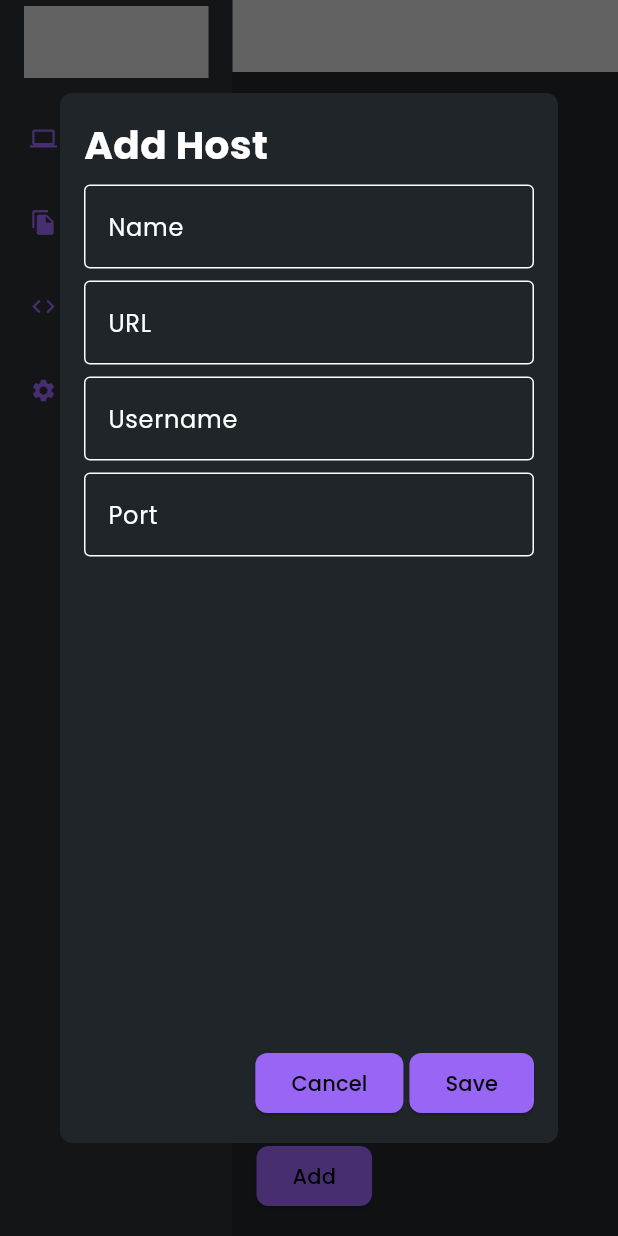
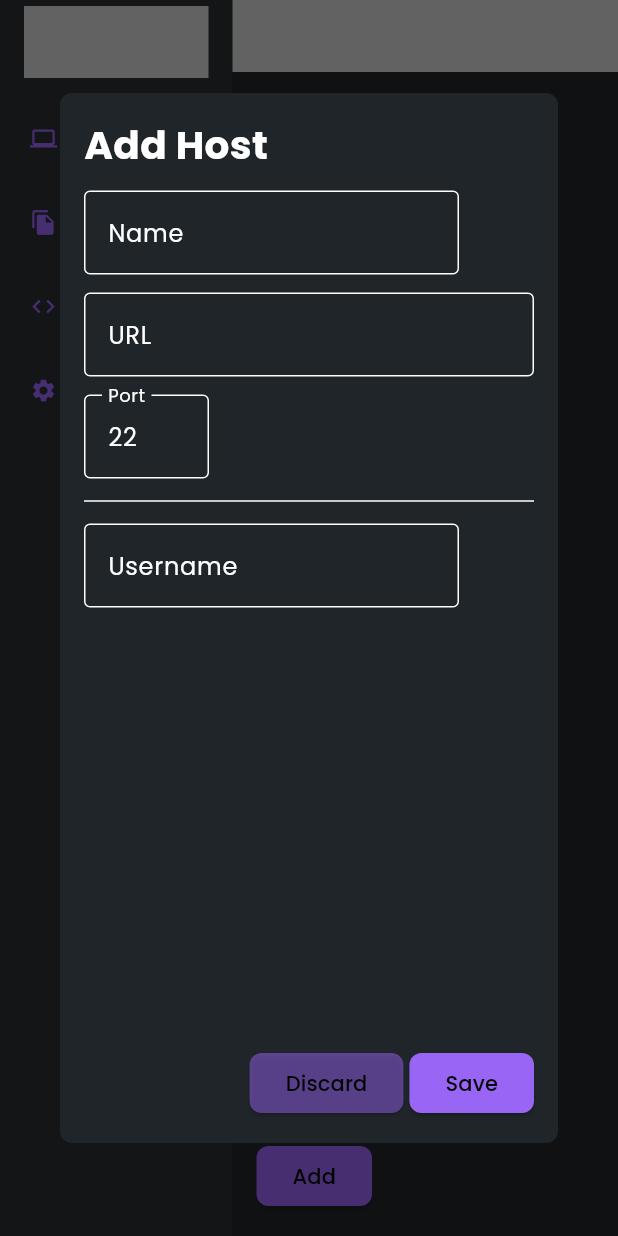
Before and after one commit to Adamv27/SFTP-Client, a Flutter app: the screen it shows after launch, after a tap on "Add", on a phone screen of 412 x 824 dp. Run offline on Flutter 3.47's test engine with Material 3 defaults, Android fonts, the phone set to English and light mode, and no system bars; our stand-ins replace flutter_riverpod, flutter_secure_storage, google_fonts, riverpod_annotation; missing offline and left inert: bitsdojo_window, dartssh2; generated files the repository leaves out were written again.

Commit message:
Remove dev.json and connect add host menu inputs to host object

```diff
--- a/lib/pages/hosts/models/host.dart
+++ b/lib/pages/hosts/models/host.dart
@@ -1,15 +1,30 @@
+enum HostAuthType {
+  password,
+  key,
+  none,
+}
+
 class Host {
-  const Host({
+  Host({
     required this.name,
     required this.url,
+    this.port = 22,
     this.username,
-    this.port = 22,
+    this.authType = HostAuthType.none,
+    this.password,
+    this.savePassword = true,
+    this.keyPath,
   });
 
-  final String name;
-  final String? username;
-  final int port;
-  final String url;
+  String name;
+  int port;
+  String url;
+
+  String? username;
+  HostAuthType authType;
+  String? password;
+  bool savePassword;
+  String? keyPath;
 
   factory Host.fromJson(Map<String, dynamic> json) {
     return Host(
@@ -18,6 +33,18 @@ class Host {
       url: json['url'],
       port: json['port'],
     );
+  }
+
+  set hostName(String? newName) {
+    if (newName == null || newName.isEmpty) return;
+    name = newName;
+  }
+
+  set hostPort(int? newPort) {
+    if (newPort == null || newPort < 1 || newPort > 65534) {
+      return;
+    }
+    port = newPort;
   }
 
   Map<String, dynamic> toJson() {
--- a/lib/pages/hosts/widgets/add_host_menu.dart
+++ b/lib/pages/hosts/widgets/add_host_menu.dart
@@ -1,4 +1,5 @@
 import 'package:flutter/material.dart';
+import 'package:flutter/services.dart';
 import 'package:sftp_client/pages/hosts/models/host.dart';
 import 'package:sftp_client/shared/dialog_menu.dart';
 
@@ -10,10 +11,7 @@ class AddHostMenu extends StatefulWidget {
 }
 
 class _AddHostMenuState extends State<AddHostMenu> {
-  String? name = '';
-  String? url = '';
-  String? username = '';
-  int? port = 22;
+  Host host = Host(name: '', url: '');
 
   @override
   Widget build(BuildContext context) {
@@ -38,63 +36,88 @@ class _AddHostMenuState extends State<AddHostMenu> {
   }
 
   Widget _buildFormFields(BuildContext context) {
+    final fieldWidth = DialogMenu.maxWidth / 2;
     return Column(
+      crossAxisAlignment: CrossAxisAlignment.start,
       children: [
-        const SizedBox(height: 8),
-        TextField(
-          onChanged: (value) => setState(() => name = value),
+        const SizedBox(height: 12),
+        SizedBox(
+          width: fieldWidth,
+          child: TextField(
+            onChanged: (value) => setState(() => host.hostName = value),
             decoration: const InputDecoration(
                 hintText: 'Name', border: OutlineInputBorder()),
           ),
-        const SizedBox(height: 8),
-        TextField(
-          onChanged: (value) => setState(() => url = value),
+        ),
+        const SizedBox(height: 12),
+        SizedBox(
+          width: fieldWidth * 1.5,
+          child: TextField(
+            onChanged: (value) => setState(() => host.url = value),
             decoration: const InputDecoration(
                 hintText: 'URL', border: OutlineInputBorder()),
           ),
-        const SizedBox(height: 8),
-        TextField(
-          onChanged: (value) => setState(() => username = value),
+        ),
+        const SizedBox(height: 12),
+        _buildPortField(fieldWidth),
+        const Divider(height: 30.0),
+        SizedBox(
+          width: fieldWidth,
+          child: TextField(
+            onChanged: (value) => setState(() => host.username = value),
             decoration: const InputDecoration(
                 hintText: 'Username', border: OutlineInputBorder()),
           ),
-        const SizedBox(height: 8),
-        TextField(
-          onChanged: (value) => setState(() => port = int.tryParse(value)),
-          decoration: const InputDecoration(
-            hintText: 'Port',
-            border: OutlineInputBorder(),
         ),
-        ),
+        const SizedBox(height: 12),
+        //SegmentedButton(segments: [], selected: )
       ],
     );
   }
 
+  SizedBox _buildPortField(double fieldWidth) {
+    return SizedBox(
+      width: fieldWidth * 1 / 3,
+      child: TextFormField(
+        initialValue: '22',
+        inputFormatters: [FilteringTextInputFormatter.digitsOnly],
+        onChanged: (value) => host.hostPort = int.tryParse(value),
+        decoration: const InputDecoration(
+          label: Text('Port'),
+          border: OutlineInputBorder(),
+        ),
+      ),
+    );
+  }
+
   Widget _buildControlButtons(BuildContext context) {
+    final colorScheme = Theme.of(context).colorScheme;
     return Row(
       mainAxisAlignment: MainAxisAlignment.end,
       children: [
         ElevatedButton(
+          style: ButtonStyle(
+            backgroundColor:
+                WidgetStatePropertyAll(colorScheme.primary.withOpacity(0.50)),
+          ),
           onPressed: () {
             Navigator.of(context).pop();
           },
-          child: const Text('Cancel'),
+          child: const Text('Discard'),
         ),
         const SizedBox(width: 4),
-        ElevatedButton(
-          onPressed: () {
-            if (name != null && url != null) {
-              Navigator.of(context).pop(Host(
-                name: name!,
-                username: username,
-                url: url!,
-                port: port ?? 22,
-              ));
-            }
-          },
-          child: const Text('Save'),
-        ),
+        _saveButton(),
       ],
     );
   }
+
+  Widget _saveButton() {
+    return ElevatedButton(
+      onPressed: () {
+        if (host.name.isEmpty || host.url.isEmpty) return;
+        Navigator.of(context).pop(host);
+      },
+      child: const Text('Save'),
+    );
   }
+}
--- a/lib/shared/dialog_menu.dart
+++ b/lib/shared/dialog_menu.dart
@@ -1,6 +1,8 @@
 import 'package:flutter/material.dart';
 
 class DialogMenu extends StatelessWidget {
+  static double maxWidth = 500;
+
   const DialogMenu({
     super.key,
     required this.menuContent,
@@ -14,8 +16,11 @@ class DialogMenu extends StatelessWidget {
 
     return Dialog(
       child: Container(
-        constraints: const BoxConstraints(
-            minWidth: 400, maxWidth: 500, minHeight: 500, maxHeight: 700),
+        constraints: BoxConstraints(
+            minWidth: 400,
+            maxWidth: DialogMenu.maxWidth,
+            minHeight: 500,
+            maxHeight: 700),
         decoration: BoxDecoration(
           color: colorScheme.primaryContainer,
           borderRadius: BorderRadius.circular(8),
```
Lines whose indentation alone changed are shown as unchanged.
